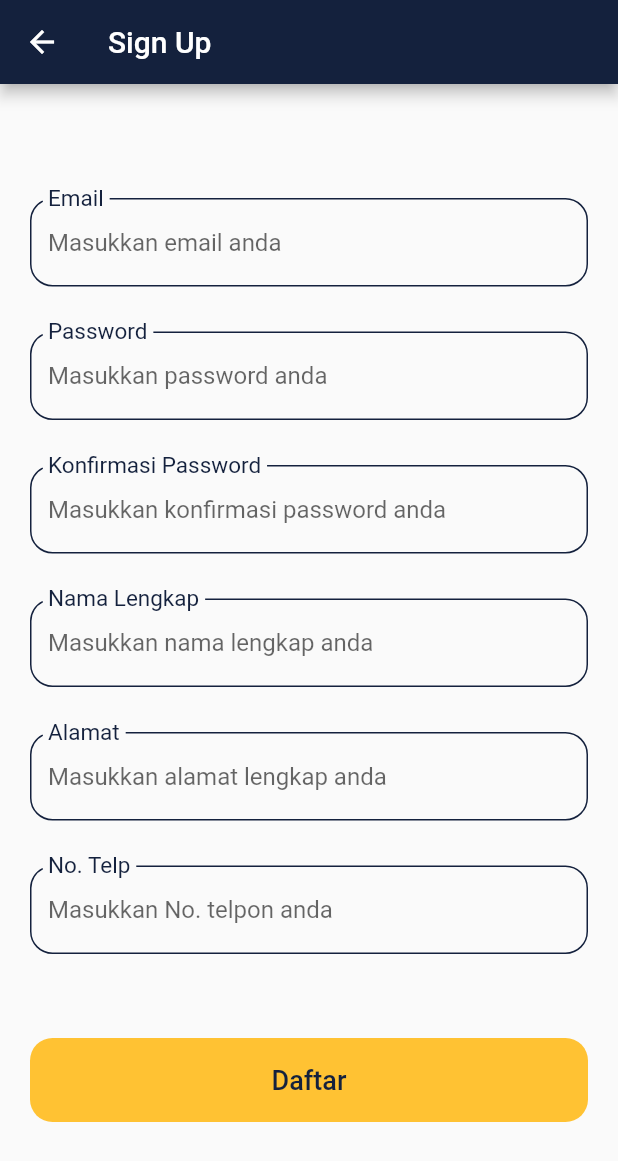
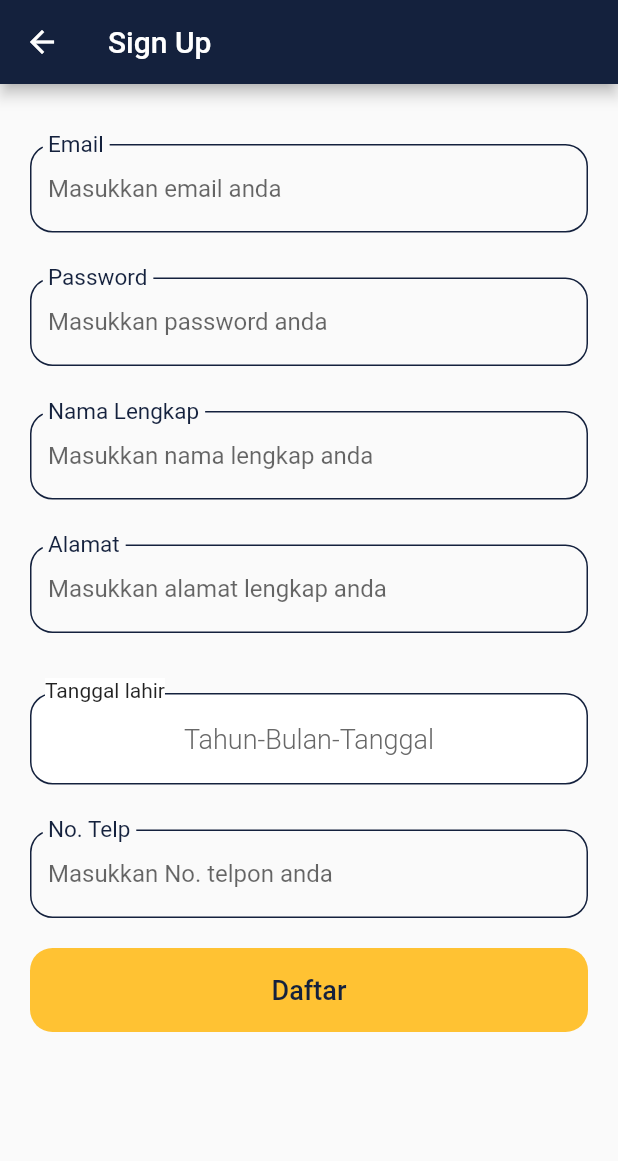
Before and after one commit to dafaraisya/rongsokin_pengepul, a Flutter app: the screen it shows after launch, after a tap on "Daftar", on a phone screen of 412 x 824 dp. Shown: the top 1161 px of the screen. Run offline on Flutter 3.47's test engine with Material 2 defaults, Android fonts, the phone set to English and light mode, and no system bars; our stand-ins replace cloud_firestore, firebase_auth, firebase_core; accounts and stored records are empty; project files that could hold a hidden picture were left out.

Commit message:
add sign up function

```diff
--- a/lib/main.dart
+++ b/lib/main.dart
@@ -1,7 +1,10 @@
+import 'package:firebase_core/firebase_core.dart';
 import 'package:flutter/material.dart';
 import 'package:rongsokin_pengepul/screens/wrapper.dart';
 
-void main() {
+Future main() async{
+  WidgetsFlutterBinding.ensureInitialized();
+  await Firebase.initializeApp();
   runApp(const MyApp());
 }
 
--- a/lib/screens/sign_up/sign_up.dart
+++ b/lib/screens/sign_up/sign_up.dart
@@ -1,49 +1,61 @@
+import 'package:cloud_firestore/cloud_firestore.dart';
 import 'package:flutter/material.dart';
 import 'package:rongsokin_pengepul/components/default_button.dart';
 import 'package:rongsokin_pengepul/constant.dart';
+import 'package:rongsokin_pengepul/screens/home/home.dart';
+import 'package:rongsokin_pengepul/services/auth.dart';
 
-class SignUp extends StatelessWidget {
+class SignUp extends StatefulWidget {
   const SignUp({Key? key}) : super(key: key);
+
+  @override
+  State<SignUp> createState() => _SignUpState();
+}
+
+class _SignUpState extends State<SignUp> {
+  final _formKey = GlobalKey<FormState>();
+  bool isLoading = false;
+  String? email;
+  String? username;
+  String? password;
+  String? address;
+  String? phoneNumber;
+  Timestamp? birthDate;
+  bool birthDateFilled = false;
+  DateTime selectedBirthDate = DateTime.now();
+  final AuthService _auth = AuthService();
+
+  Future<void> _selectBirthDate(BuildContext context) async {
+    final DateTime? picked = await showDatePicker(
+      context: context,
+      initialDate: DateTime.now(),
+      firstDate: DateTime(1945, 8),
+      lastDate: DateTime(2101));
+    if (picked != null) {
+      setState(() {
+        selectedBirthDate = picked;
+        birthDate = Timestamp.fromDate(picked);
+        birthDateFilled = true;
+      });
+    }
+  }
 
   @override
   Widget build(BuildContext context) {
     return Scaffold(
+      resizeToAvoidBottomInset: true,
       appBar: AppBar(
         backgroundColor: kPrimaryColor,
         title: Text('Sign Up'),
       ),
-      body: Container(
+      body: isLoading ? CircularProgressIndicator() : Container(
         padding: EdgeInsets.all(20),
-        child: Column(
+        child: ListView(
           children: [
-            Spacer(),
-            SignUpForm(),
-            Spacer(),
-            DefaultButton(
-              text: "Daftar",
-              press: () {},
+            SizedBox(
+              height: 20,
             ),
-            Spacer(),
-          ],
-        ),
-      ),
-    );
-  }
-}
-
-class SignUpForm extends StatefulWidget {
-  @override
-  _SignUpFormState createState() => _SignUpFormState();
-}
-
-class _SignUpFormState extends State<SignUpForm> {
-  final _formKey = GlobalKey<FormState>();
-  String? email;
-  String? password;
-
-  @override
-  Widget build(BuildContext context) {
-    return Form(
+            Form(
               key: _formKey,
               child: Column(
                 crossAxisAlignment: CrossAxisAlignment.start,
@@ -107,43 +119,13 @@ class _SignUpFormState extends State<SignUpForm> {
                     ),
                   ),
                   SizedBox(height: 30),
-          //Confirm Password
-          TextFormField(
-            obscureText: true,
-            onSaved: (newValue) => password = newValue,
-            onChanged: (value) {
-              setState(() {
-                password = value;
-              });
-              return null;
-            },
-            decoration: InputDecoration(
-              floatingLabelBehavior: FloatingLabelBehavior.always,
-              labelText: "Konfirmasi Password",
-              labelStyle: TextStyle(fontSize: 20, color: kPrimaryColor),
-              hintText: "Masukkan konfirmasi password anda",
-              focusedBorder: OutlineInputBorder(
-                borderRadius: BorderRadius.circular(15.0),
-                borderSide: BorderSide(
-                  color: kPrimaryColor,
-                ),
-              ),
-              enabledBorder: OutlineInputBorder(
-                borderRadius: BorderRadius.circular(15.0),
-                borderSide: BorderSide(
-                  color: kPrimaryColor,
-                ),
-              ),
-            ),
-          ),
-          SizedBox(height: 30),
                   //Nama Pengguna
                   TextFormField(
                     keyboardType: TextInputType.text,
                     onSaved: (newValue) => password = newValue,
                     onChanged: (value) {
                       setState(() {
-                password = value;
+                        username = value;
                       });
                       return null;
                     },
@@ -173,7 +155,7 @@ class _SignUpFormState extends State<SignUpForm> {
                     onSaved: (newValue) => password = newValue,
                     onChanged: (value) {
                       setState(() {
-                password = value;
+                        address = value;
                       });
                       return null;
                     },
@@ -197,13 +179,16 @@ class _SignUpFormState extends State<SignUpForm> {
                     ),
                   ),
                   SizedBox(height: 30),
+                  //birth date
+                  buildDateFormField(),
+                  SizedBox(height: 30),
                   //No telp
                   TextFormField(
                     keyboardType: TextInputType.number,
                     onSaved: (newValue) => password = newValue,
                     onChanged: (value) {
                       setState(() {
-                password = value;
+                        phoneNumber = value;
                       });
                       return null;
                     },
@@ -228,6 +213,62 @@ class _SignUpFormState extends State<SignUpForm> {
                   ),
                 ],
               ),
+            ),
+            SizedBox(
+              height: 20,
+            ),
+            DefaultButton(
+              text: "Daftar",
+              press: () async{
+                isLoading = true;
+                dynamic result = await _auth.signUp(email!, password!, username!, address!, birthDate!, phoneNumber!);
+                if(result == null) {
+                  print('error');
+                } else {
+                  Navigator.of(context).push(MaterialPageRoute(builder: (_) {
+                    return Home();
+                  }));
+                }
+              },
+            ),
+          ],
+        ),
+      ),
+    );
+  }
+
+  Stack buildDateFormField() {
+    return Stack(
+      children: [
+        Container(
+          padding: EdgeInsets.only(top: 10),
+          width: MediaQuery.of(context).size.width,
+          child: ElevatedButton(
+            child: Text(
+              birthDateFilled == false ? 'Tahun-Bulan-Tanggal' : "${selectedBirthDate.toLocal()}".split(' ')[0],
+              style: TextStyle(color: Color(0xff686868)),
+            ),
+            style: ButtonStyle(
+                elevation: MaterialStateProperty.all(0),
+                shape: MaterialStateProperty.all<RoundedRectangleBorder>(
+                    RoundedRectangleBorder(
+                        borderRadius: BorderRadius.circular(15),
+                        side: BorderSide(color: kPrimaryColor))),
+                padding: MaterialStateProperty.all(
+                    EdgeInsets.symmetric(horizontal: 20, vertical: 20)),
+                backgroundColor: MaterialStateProperty.all(Colors.white),
+                textStyle: MaterialStateProperty.all(
+                  TextStyle(fontSize: 18, fontWeight: FontWeight.w300),
+                )),
+            onPressed: () => _selectBirthDate(context),
+          ),
+        ),
+        Container(
+          margin: EdgeInsets.only(left: 10),
+          color: Colors.white,
+          child: Text('Tanggal lahir'),
+        )
+      ],
     );
   }
 }
--- /dev/null
+++ b/lib/services/database.dart
@@ -0,0 +1,81 @@
+// import 'dart:io';
+// import 'package:firebase_storage/firebase_storage.dart';
+// import 'package:path/path.dart';
+
+import 'package:cloud_firestore/cloud_firestore.dart';
+
+class DatabaseService {
+  final String? uid;
+  DatabaseService({this.uid});
+
+  // DocumentReference documentReference;
+  Future updateUserData(String username, String address, Timestamp birthDate, String phoneNumber) async {
+    var db = FirebaseFirestore.instance;
+    db.collection("usersPengepul").doc(uid).set({
+      'username' : username,
+      'address' : address,
+      'birthDate' : birthDate,
+      'phoneNumber' : phoneNumber
+    });
+  }
+
+  //tambah event
+  // Future addEvent(
+  //   String eventName,
+  //   String eventDescription,
+  //   String eventLocation,
+  //   Timestamp eventStartDate,
+  //   Timestamp eventEndDate,
+  //   String eventPurpose,
+  //   Map<int, String> eventTask,
+  //   Map<int, String> eventRequirement,
+  //   File imageFile
+  // ) async {
+  //   documentReference = eventCollection.document();
+  //   String downloadUrl = await addEventPhoto(imageFile, documentReference.documentID);
+  //   await eventCollection.document(documentReference.documentID).setData({
+  //     'eventUploader' : uid,
+  //     'eventName' : eventName,
+  //     'eventPhoto' : downloadUrl,
+  //     'eventDescription' : eventDescription,
+  //     'eventLocation' : eventLocation,
+  //     'eventStartDate' : eventStartDate,
+  //     'eventEndDate' : eventEndDate,
+  //     'eventPurpose' : eventPurpose,
+  //     'evenTask' : [
+  //       for (var entry in eventTask.entries) {
+  //         'id' : entry.key,
+  //         'value' : entry.value
+  //       }
+  //     ],
+  //     'eventRequirement' : [
+  //       for (var entry in eventRequirement.entries) {
+  //         'id' : entry.key,
+  //         'value' : entry.value
+  //       }
+  //     ]
+  //   });
+  //}
+
+  //tambah foto event
+  // Future addEventPhoto(File imageFile, String documentID) async {
+  //   //ambil nama file dari path file
+  //   String fileName = basename(imageFile.path);
+  //   //tentukan path file di firebase storage
+  //   StorageReference ref = FirebaseStorage.instance.ref().child(fileName);
+  //   //upload ke firebase storage
+  //   StorageUploadTask task = ref.putFile(imageFile);
+  //   //cek upload sudah selesai belom
+  //   StorageTaskSnapshot snapshot = await task.onComplete;
+  //   // dapatkan gambar yang sudah diupload
+  //   return await snapshot.ref.getDownloadURL();
+  // }
+
+  // Stream<QuerySnapshot> get users {
+  //   return userCollection.snapshots();
+  // }
+
+  // Future<DocumentSnapshot> getEvents(String id) async {
+  //   return await eventCollection.document(id).get();
+  // }
+}
```
Also changed, not shown: lib/services/auth.dart (added, +139 -0 lines), pubspec.yaml (+14 -0 lines), pubspec.lock, 3 other files. Lines whose indentation alone changed are shown as unchanged.
